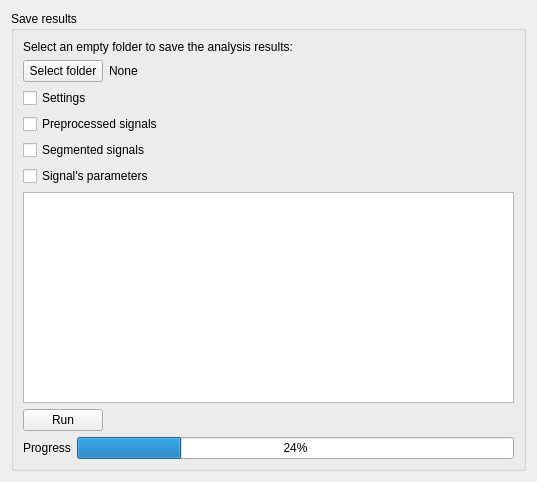
Before: the Qt Designer form final_window.ui in medusabci/medusa-analyzer, drawn with Qt 5.
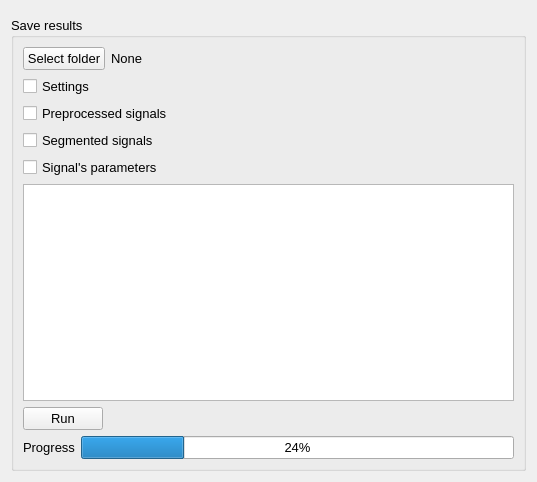
After: the same form once the commit is applied.

Commit message: Included BrowseTexts with explanations in all widgets. Changed font size.

Diff of the .ui file:
```diff
--- a/final_window.ui
+++ b/final_window.ui
@@ -14,29 +14,27 @@
    <string>Form</string>
   </property>
   <layout class="QVBoxLayout" name="verticalLayout">
+   <item>
+    <widget class="QFrame" name="topContentWidget">
+     <property name="frameShape">
+      <enum>QFrame::StyledPanel</enum>
+     </property>
+     <property name="frameShadow">
+      <enum>QFrame::Raised</enum>
+     </property>
+    </widget>
+   </item>
    <item>
     <widget class="QGroupBox" name="groupBox">
+     <property name="font">
+      <font>
+       <pointsize>10</pointsize>
+      </font>
+     </property>
      <property name="title">
       <string>Save results</string>
      </property>
      <layout class="QVBoxLayout" name="verticalLayout_2">
-      <item>
-       <layout class="QHBoxLayout" name="horizontalLayout_2">
-        <item>
-         <widget class="QLabel" name="label">
-          <property name="text">
-           <string>&lt;html&gt;&lt;head/&gt;&lt;body&gt;&lt;p&gt;Select an empty folder to save the analysis results: &lt;/p&gt;&lt;/body&gt;&lt;/html&gt;</string>
-          </property>
-          <property name="textFormat">
-           <enum>Qt::RichText</enum>
-          </property>
-          <property name="wordWrap">
-           <bool>true</bool>
-          </property>
-         </widget>
-        </item>
-       </layout>
-      </item>
       <item>
        <layout class="QHBoxLayout" name="horizontalLayout_4">
         <item>
```
The commit also changes 9 other files.
